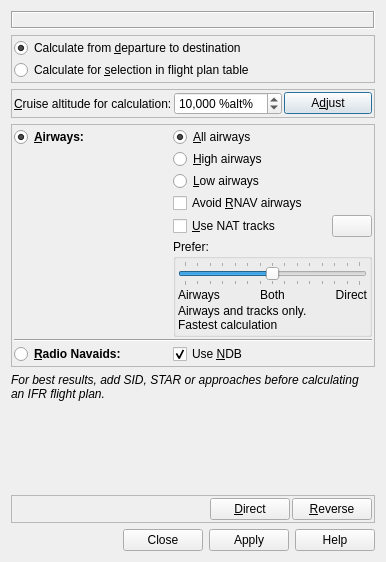
First picture: the form in src/route/routecalcdialog.ui, repository albar965/littlenavmap, before the edit.
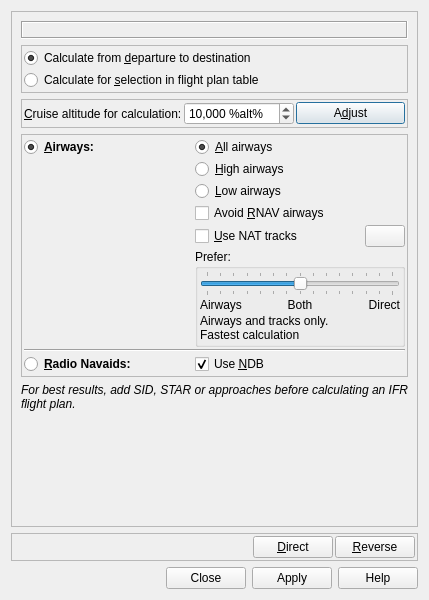
Second picture: the form after the edit. Icons and pictures are not drawn.

Commit message:
Added scroll areas to dialog windows to avoid issues with small screens or large scaling factors
Logbook Edit/new, Aircraft perf edit/new, Aircraft perf merge, route calc, userpoint edit/new

```diff
--- a/src/route/routecalcdialog.ui
+++ b/src/route/routecalcdialog.ui
@@ -6,8 +6,8 @@
    <rect>
     <x>0</x>
     <y>0</y>
-    <width>386</width>
-    <height>562</height>
+    <width>429</width>
+    <height>600</height>
    </rect>
   </property>
   <property name="windowTitle">
@@ -15,6 +15,21 @@
   </property>
   <layout class="QVBoxLayout" name="verticalLayout">
    <item>
+    <widget class="QScrollArea" name="scrollArea">
+     <property name="widgetResizable">
+      <bool>true</bool>
+     </property>
+     <widget class="QWidget" name="scrollAreaWidgetContents">
+      <property name="geometry">
+       <rect>
+        <x>0</x>
+        <y>0</y>
+        <width>409</width>
+        <height>512</height>
+       </rect>
+      </property>
+      <layout class="QVBoxLayout" name="verticalLayout_2">
+       <item>
     <layout class="QHBoxLayout" name="horizontalLayout_4">
      <property name="spacing">
       <number>2</number>
@@ -383,7 +398,6 @@
        <widget class="QRadioButton" name="radioButtonRouteCalcAirway">
         <property name="font">
          <font>
-          <weight>75</weight>
           <bold>true</bold>
          </font>
         </property>
@@ -424,7 +438,6 @@
        <widget class="QRadioButton" name="radioButtonRouteCalcRadio">
         <property name="font">
          <font>
-          <weight>75</weight>
           <bold>true</bold>
          </font>
         </property>
@@ -514,10 +527,14 @@
      <property name="sizeHint" stdset="0">
       <size>
        <width>20</width>
-       <height>40</height>
+           <height>0</height>
       </size>
      </property>
     </spacer>
+       </item>
+      </layout>
+     </widget>
+    </widget>
    </item>
    <item>
     <widget class="QFrame" name="frame">
```
Left out of the diff: 2 changed lines with no effect on the pictures. Lines whose indentation alone changed are shown as unchanged. The commit also changes 4 other files.
